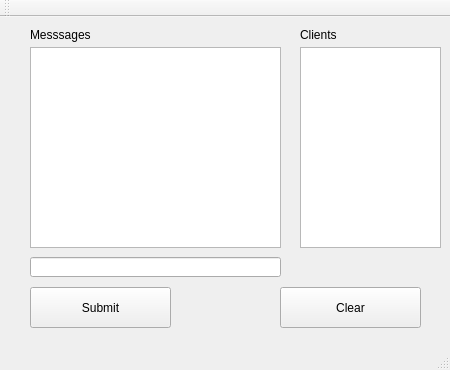
The window that window.ui (Quotas/Messaging-App) describes before a commit, drawn with Qt 5.
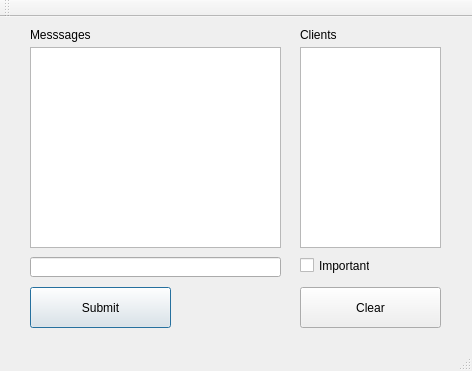
The same window after the commit.

Diff of the .ui file:
```diff
--- a/window.ui
+++ b/window.ui
@@ -6,8 +6,8 @@
    <rect>
     <x>0</x>
     <y>0</y>
-    <width>450</width>
-    <height>370</height>
+    <width>472</width>
+    <height>371</height>
    </rect>
   </property>
   <property name="windowTitle">
@@ -27,7 +27,7 @@
    <widget class="QPushButton" name="clearButton">
     <property name="geometry">
      <rect>
-      <x>280</x>
+      <x>300</x>
       <y>270</y>
       <width>141</width>
       <height>41</height>
@@ -49,6 +49,12 @@
     <property name="text">
      <string>Submit</string>
     </property>
+    <property name="autoDefault">
+     <bool>true</bool>
+    </property>
+    <property name="default">
+     <bool>true</bool>
+    </property>
    </widget>
    <widget class="QLabel" name="textLabel">
     <property name="geometry">
@@ -95,6 +101,22 @@
       <height>20</height>
      </rect>
     </property>
+    <property name="clearButtonEnabled">
+     <bool>false</bool>
+    </property>
+   </widget>
+   <widget class="QCheckBox" name="checkBox">
+    <property name="geometry">
+     <rect>
+      <x>300</x>
+      <y>240</y>
+      <width>70</width>
+      <height>17</height>
+     </rect>
+    </property>
+    <property name="text">
+     <string>Important</string>
+    </property>
    </widget>
   </widget>
   <widget class="QMenuBar" name="menuBar">
```
Left out of the diff: 43 changed lines with no effect on the pictures.
